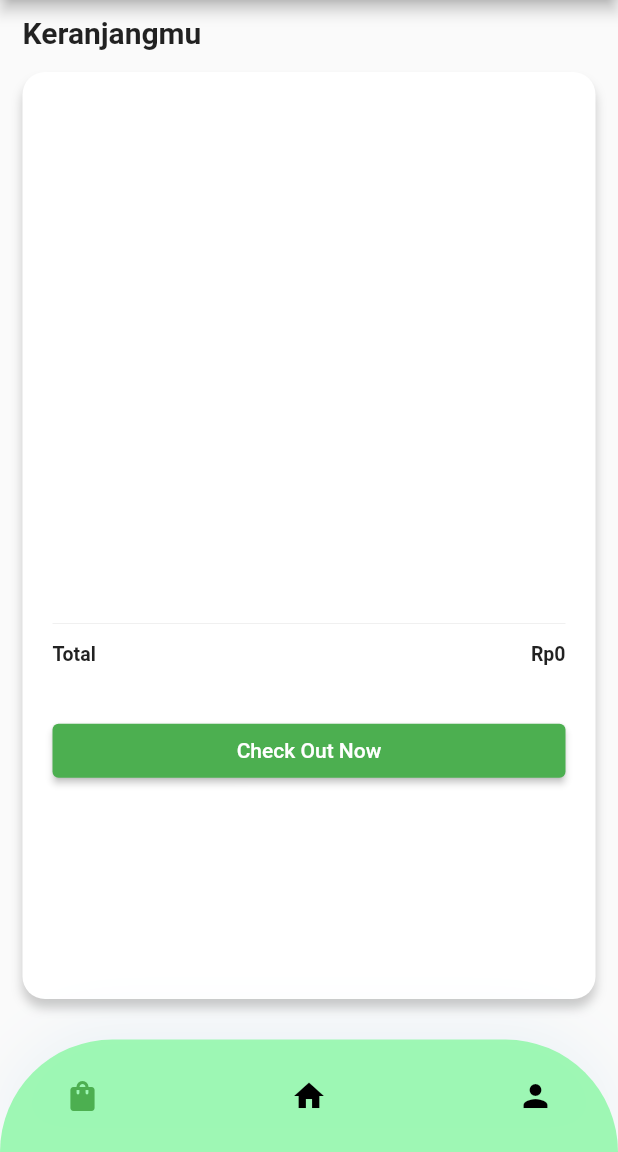
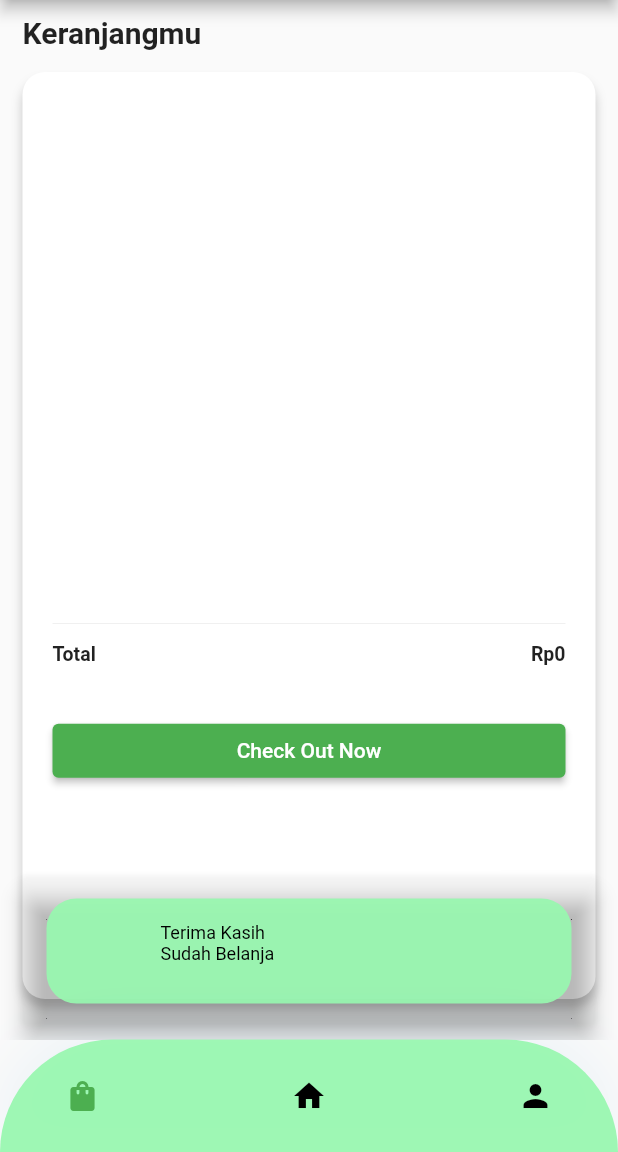
Before and after one commit to Ahmadfadila/PA_MOBILE_TANI_SHOP, a Flutter app: the Cart screen opened directly, item 2 of the bottom bar chosen, after a tap on the "shopping bag" icon, after a tap on "Check Out Now", on a phone screen of 412 x 824 dp, the part 84-1236 px from its top. Run offline on Flutter 3.47's test engine with Material 2 defaults, Android fonts, the phone set to English and light mode, and no system bars; our stand-ins replace cloud_firestore, firebase_auth, firebase_core, firebase_storage, get, image_picker and 1 more; missing offline and left inert: dart:ffi; accounts and stored records are empty; Roboto replaces fonts that are missing (Poppins); project files that could hold a hidden picture were left out.

Commit message:
update fix

```diff
--- a/lib/page/Pembeli_page/cart.dart
+++ b/lib/page/Pembeli_page/cart.dart
@@ -1,9 +1,13 @@
+import 'dart:ffi';
+
 import 'package:cloud_firestore/cloud_firestore.dart';
 import 'package:flutter/material.dart';
 import 'package:get/get.dart';
 import 'package:pa_mobile_tani_shop/Controller/user_controller.dart';
 import 'package:pa_mobile_tani_shop/components/bottom_nav_bar_pembeli.dart';
 import 'package:pa_mobile_tani_shop/page/Pembeli_page/Home_Pembeli.dart';
+import 'package:pa_mobile_tani_shop/page/Pembeli_page/StruckPage.dart';
+import 'package:pa_mobile_tani_shop/page/about_page.dart';
 import 'package:pa_mobile_tani_shop/services/Barang_services.dart';
 import 'package:pa_mobile_tani_shop/services/user_barang_services.dart';
 
@@ -80,7 +84,7 @@ class Cart extends StatelessWidget {
                 title: Text('Tentang Kami'),
                 onTap: () => Navigator.push(
                   context,
-                  MaterialPageRoute(builder: (_) => MyHome()),
+                  MaterialPageRoute(builder: (_) => AboutPage()),
                 ),
               )
           ],
@@ -229,8 +233,71 @@ class Cart extends StatelessWidget {
                             ),
                             onPressed: () {
                               UserBarang.where("id_user", isEqualTo: userController.idUser.value).get().then((value) => value.docs.forEach((element) {
-                                UserBarang.doc(element.id).delete();
+                                UserBarang.doc(element.id).delete().then((value) => Get.off(StructPage()));
                               }));
+                              ScaffoldMessenger.of(context).showSnackBar(
+                              SnackBar(
+                                content: Stack(
+                                  clipBehavior: Clip.none,
+                                  children: [
+                                    Container(
+                                      padding: EdgeInsets.all(16),
+                                      height: 70,
+                                      decoration: BoxDecoration(
+                                        color:
+                                            Color.fromARGB(239, 152, 247, 175),
+                                        borderRadius: BorderRadius.all(
+                                            Radius.circular(20)),
+                                      ),
+                                      child: Row(
+                                        children: [
+                                          const SizedBox(
+                                            width: 60,
+                                          ),
+                                          Expanded(
+                                              child: Column(
+                                            crossAxisAlignment:
+                                                CrossAxisAlignment.start,
+                                            children: [
+                                              Text(
+                                                "Terima Kasih",
+                                                style: TextStyle(
+                                                    color: Color.fromARGB(
+                                                        255, 0, 0, 0),
+                                                    fontSize: 12,
+                                                    fontFamily: 'Poppins'),
+                                                textAlign: TextAlign.center,
+                                              ),
+                                              Text(
+                                                "Sudah Belanja",
+                                                style: TextStyle(
+                                                    color: Color.fromARGB(
+                                                        255, 0, 0, 0),
+                                                    fontSize: 12,
+                                                    overflow:
+                                                        TextOverflow.ellipsis,
+                                                    fontFamily: 'Poppins'),
+                                              ),
+                                            ],
+                                          ))
+                                        ],
+                                      ),
+                                    ),
+                                    Positioned(
+                                      bottom: 10,
+                                      left: 10,
+                                      child: ClipRRect(
+                                        borderRadius: BorderRadius.only(
+                                          bottomLeft: Radius.circular(20),
+                                        ),
+                                      ),
+                                    )
+                                  ],
+                                ),
+                                behavior: SnackBarBehavior.floating,
+                                backgroundColor: Colors.transparent,
+                              ),
+                            );
                             },
                             child: Text(
                               "Check Out Now",
--- a/lib/page/login.dart
+++ b/lib/page/login.dart
@@ -178,7 +178,6 @@ class _LoginPageState extends State<LoginPage> {
                                 });
                               }
                             }
-                            // Get.off(PenjualHome());
                             ScaffoldMessenger.of(context).showSnackBar(
                               SnackBar(
                                 content: Stack(
--- a/lib/page/profile/profile_page.dart
+++ b/lib/page/profile/profile_page.dart
@@ -5,6 +5,7 @@ import 'package:pa_mobile_tani_shop/Controller/user_controller.dart';
 import 'package:pa_mobile_tani_shop/components/bottom_nav_bar_pembeli.dart';
 import 'package:pa_mobile_tani_shop/components/bottom_nav_bar_penjual.dart';
 import 'package:pa_mobile_tani_shop/page/Pembeli_page/Home_Pembeli.dart';
+import 'package:pa_mobile_tani_shop/page/about_page.dart';
 import 'package:pa_mobile_tani_shop/page/login.dart';
 import 'package:pa_mobile_tani_shop/page/profile/edit_password.dart';
 import 'package:pa_mobile_tani_shop/page/profile/edit_profile_page.dart';
@@ -191,7 +192,7 @@ class ProfilePage extends StatelessWidget {
                 title: Text('Tentang Kami'),
                 onTap: () => Navigator.push(
                   context,
-                  MaterialPageRoute(builder: (_) => MyHome()),
+                  MaterialPageRoute(builder: (_) => AboutPage()),
                 ),
               )
           ],
```
Also changed, not shown: lib/page/Pembeli_page/StruckPage.dart (added, +183 -0 lines), lib/page/detail_page.dart (+0 -19 lines).
